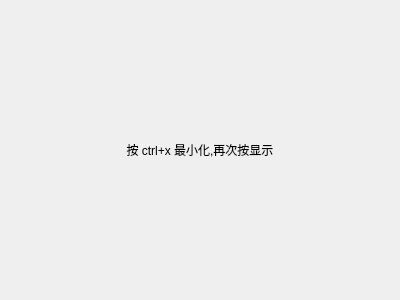
First picture: the form in third/hotkey/frmhotkey.ui, repository feiyangqingyun/QWidgetDemo, before the edit.
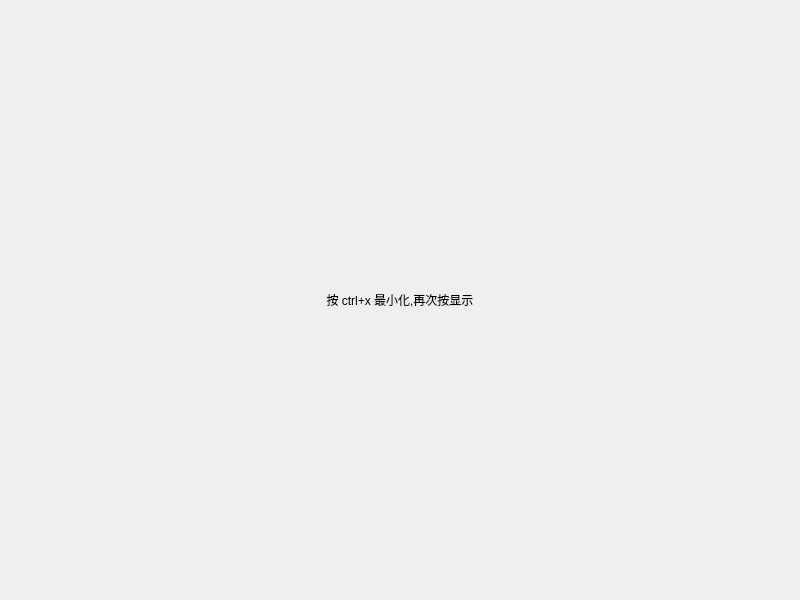
Second picture: the form after the edit.

What changed in the file:
```diff
--- a/third/hotkey/frmhotkey.ui
+++ b/third/hotkey/frmhotkey.ui
@@ -6,8 +6,8 @@
    <rect>
     <x>0</x>
     <y>0</y>
-    <width>400</width>
-    <height>300</height>
+    <width>800</width>
+    <height>600</height>
    </rect>
   </property>
   <property name="windowTitle">
```
